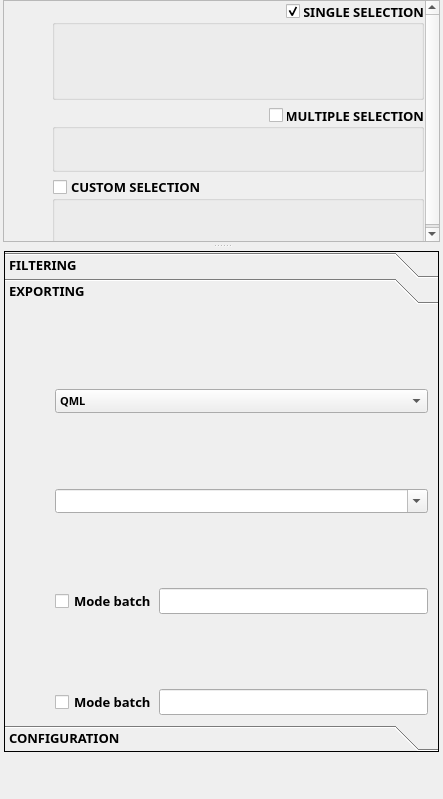
First picture: the form in filter_mate_dockwidget_base.ui, repository sducournau/filter_mate, before the edit.
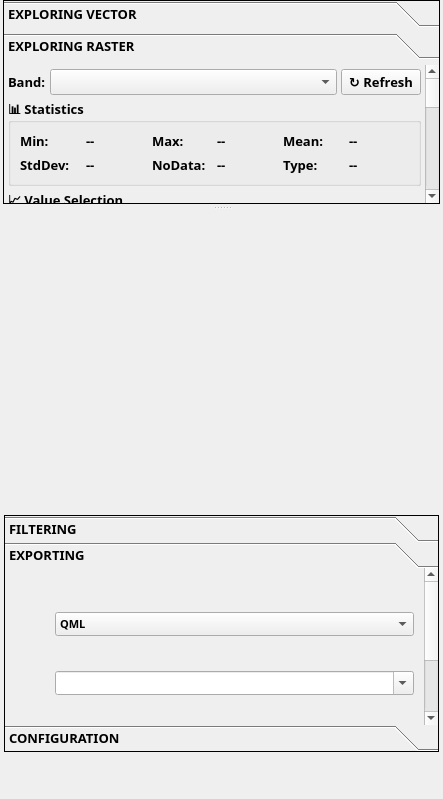
Second picture: the form after the edit. The open tabs and pages were chosen to show the change. Icons and pictures are not drawn. Custom widgets are drawn as their Qt base class.

Commit message:
feat: Add raster filtering support (EPIC-3) and update BMAD v6.0
- Add raster histogram widget and stats task
- Add raster filter service and exporter
- Add vector/raster layer type icons
- Update UI controllers for raster support
- Update BMAD to v6.0.0-alpha.22 with new agents and workflows
- Add Quinn agent and tech-writer improvements
- Restructure PRD workflow to create-prd
- Add QA workflows and editorial review tasks
- Clean up deprecated testarch and workflow-status files
- Update styles and dimension manager

```diff
--- a/filter_mate_dockwidget_base.ui
+++ b/filter_mate_dockwidget_base.ui
@@ -15,8 +15,8 @@
   </property>
   <property name="minimumSize">
    <size>
-    <width>314</width>
-    <height>316</height>
+    <width>356</width>
+    <height>317</height>
    </size>
   </property>
   <property name="baseSize">
@@ -25,9 +25,6 @@
     <height>0</height>
    </size>
   </property>
-  <!-- FIX 2026-01-21: Removed custom palette with transparent colors (alpha=0)
-       that caused display issues in child dialogs like QgsExpressionBuilderDialog.
-       Now inherits QGIS default palette for proper color handling. -->
   <property name="font">
    <font>
     <family>Segoe UI</family>
@@ -50,7 +47,6 @@
   <property name="windowOpacity">
    <double>1.000000000000000</double>
   </property>
-  <!-- FIX 2026-01-21: Removed stylesheet property to prevent inheritance to child dialogs -->
   <property name="floating">
    <bool>true</bool>
   </property>
@@ -172,66 +168,89 @@
            <number>1</number>
           </property>
           <item>
-           <widget class="QScrollArea" name="scrollArea_frame_exploring">
+           <widget class="QToolBox" name="toolBox_exploring">
             <property name="sizePolicy">
-             <sizepolicy hsizetype="Expanding" vsizetype="Expanding">
+             <sizepolicy hsizetype="Preferred" vsizetype="Expanding">
               <horstretch>0</horstretch>
-              <verstretch>2</verstretch>
+              <verstretch>1</verstretch>
              </sizepolicy>
             </property>
-            <property name="cursor" stdset="0">
+            <property name="minimumSize">
+             <size>
+              <width>0</width>
+              <height>200</height>
+             </size>
+            </property>
+            <property name="font">
+             <font>
+              <family>Segoe UI Semibold</family>
+              <pointsize>10</pointsize>
+              <weight>75</weight>
+              <italic>false</italic>
+              <bold>true</bold>
+              <underline>false</underline>
+              <strikeout>false</strikeout>
+              <stylestrategy>PreferAntialias</stylestrategy>
+              <kerning>true</kerning>
+             </font>
+            </property>
+            <property name="cursor">
              <cursorShape>PointingHandCursor</cursorShape>
             </property>
-            <property name="horizontalScrollBarPolicy">
-             <enum>Qt::ScrollBarAlwaysOff</enum>
+            <property name="frameShape">
+             <enum>QFrame::Panel</enum>
             </property>
-            <property name="sizeAdjustPolicy">
-             <enum>QAbstractScrollArea::AdjustToContents</enum>
+            <property name="currentIndex">
+             <number>0</number>
             </property>
-            <property name="widgetResizable">
-             <bool>true</bool>
-            </property>
-            <widget class="QWidget" name="scrollAreaWidgetContents">
+            <widget class="QWidget" name="page_exploring_vector">
              <property name="geometry">
               <rect>
                <x>0</x>
                <y>0</y>
                <width>433</width>
-               <height>247</height>
+               <height>200</height>
               </rect>
              </property>
-             <layout class="QGridLayout" name="gridLayout_main_header">
+             <attribute name="icon">
+              <iconset>
+               <normaloff>:/plugins/filter_mate/icons/vector.png</normaloff>:/plugins/filter_mate/icons/vector.png</iconset>
+             </attribute>
+             <attribute name="label">
+              <string>EXPLORING VECTOR</string>
+             </attribute>
+             <layout class="QVBoxLayout" name="verticalLayout_exploring_vector">
+              <property name="spacing">
+               <number>4</number>
+              </property>
               <property name="leftMargin">
-               <number>1</number>
+               <number>0</number>
               </property>
               <property name="topMargin">
                <number>0</number>
               </property>
               <property name="rightMargin">
-               <number>1</number>
+               <number>0</number>
               </property>
               <property name="bottomMargin">
                <number>0</number>
               </property>
-              <property name="spacing">
-               <number>0</number>
-              </property>
-              <item row="0" column="0">
+              <item>
                <layout class="QGridLayout" name="gridLayout_main_actions">
                 <property name="leftMargin">
-                 <number>0</number>
+                 <number>4</number>
                 </property>
                 <property name="topMargin">
-                 <number>0</number>
+                 <number>4</number>
                 </property>
                 <property name="rightMargin">
-                 <number>0</number>
+                 <number>4</number>
                 </property>
                 <property name="bottomMargin">
-                 <number>0</number>
+                 <number>4</number>
                 </property>
                 <property name="spacing">
-                 <number>2</number>
+                 <number>4</number>
                 </property>
                 <item row="0" column="0">
                  <widget class="QWidget" name="widget_exploring_keys" native="true">
@@ -261,26 +280,29 @@
                   </property>
                   <layout class="QVBoxLayout" name="verticalLayout_exploring_container">
                    <property name="spacing">
-                    <number>1</number>
+                    <number>2</number>
                    </property>
                    <property name="leftMargin">
-                    <number>1</number>
+                    <number>0</number>
                    </property>
                    <property name="topMargin">
-                    <number>1</number>
+                    <number>0</number>
                    </property>
                    <property name="rightMargin">
-                    <number>1</number>
+                    <number>0</number>
                    </property>
                    <property name="bottomMargin">
-                    <number>2</number>
+                    <number>0</number>
                    </property>
                    <item>
                     <layout class="QVBoxLayout" name="verticalLayout_exploring_content">
+                     <property name="spacing">
+                      <number>2</number>
+                     </property>
                      <item alignment="Qt::AlignHCenter">
                       <widget class="QPushButton" name="pushButton_exploring_identify">
                        <property name="sizePolicy">
-                        <sizepolicy hsizetype="Fixed" vsizetype="Preferred">
+                        <sizepolicy hsizetype="Fixed" vsizetype="Fixed">
                          <horstretch>0</horstretch>
                          <verstretch>0</verstretch>
                         </sizepolicy>
@@ -293,14 +315,14 @@
                        </property>
                        <property name="maximumSize">
                         <size>
-                         <width>16777215</width>
-                         <height>25</height>
+                         <width>32</width>
+                         <height>32</height>
                         </size>
                        </property>
                        <property name="baseSize">
                         <size>
-                         <width>0</width>
-                         <height>25</height>
+                         <width>32</width>
+                         <height>32</height>
                         </size>
                        </property>
                        <property name="font">
@@ -352,7 +374,7 @@
                      <item alignment="Qt::AlignHCenter">
                       <widget class="QPushButton" name="pushButton_exploring_zoom">
                        <property name="sizePolicy">
-                        <sizepolicy hsizetype="Fixed" vsizetype="Preferred">
+                        <sizepolicy hsizetype="Fixed" vsizetype="Fixed">
                          <horstretch>0</horstretch>
                          <verstretch>0</verstretch>
                         </sizepolicy>
@@ -365,14 +387,14 @@
                        </property>
                        <property name="maximumSize">
                         <size>
-                         <width>16777215</width>
-                         <height>25</height>
+                         <width>32</width>
+                         <height>32</height>
                         </size>
                        </property>
                        <property name="baseSize">
                         <size>
-                         <width>0</width>
-                         <height>25</height>
+                         <width>32</width>
+                         <height>32</height>
                         </size>
                        </property>
                        <property name="font">
@@ -424,7 +446,7 @@
                      <item alignment="Qt::AlignHCenter">
                       <widget class="QPushButton" name="pushButton_checkable_exploring_selecting">
                        <property name="sizePolicy">
-                        <sizepolicy hsizetype="Fixed" vsizetype="Preferred">
+                        <sizepolicy hsizetype="Fixed" vsizetype="Fixed">
                          <horstretch>0</horstretch>
                          <verstretch>0</verstretch>
                         </sizepolicy>
@@ -437,14 +459,14 @@
                        </property>
                        <property name="maximumSize">
                         <size>
-                         <width>16777215</width>
-                         <height>25</height>
+                         <width>32</width>
+                         <height>32</height>
                         </size>
                        </property>
                        <property name="baseSize">
                         <size>
-                         <width>0</width>
-                         <height>25</height>
+                         <width>32</width>
+                         <height>32</height>
                         </size>
                        </property>
                        <property name="font">
@@ -508,7 +530,7 @@
                      <item alignment="Qt::AlignHCenter">
                       <widget class="QPushButton" name="pushButton_checkable_exploring_tracking">
                        <property name="sizePolicy">
-                        <sizepolicy hsizetype="Fixed" vsizetype="Preferred">
+                        <sizepolicy hsizetype="Fixed" vsizetype="Fixed">
                          <horstretch>0</horstretch>
                          <verstretch>0</verstretch>
                         </sizepolicy>
@@ -521,14 +543,14 @@
                        </property>
                        <property name="maximumSize">
                         <size>
-                         <width>16777215</width>
-                         <height>25</height>
+                         <width>32</width>
+                         <height>32</height>
                         </size>
                        </property>
                        <property name="baseSize">
                         <size>
-                         <width>0</width>
-                         <height>25</height>
+                         <width>32</width>
+                         <height>32</height>
                         </size>
                        </property>
                        <property name="font">
@@ -592,7 +614,7 @@
                      <item alignment="Qt::AlignHCenter">
                       <widget class="QPushButton" name="pushButton_checkable_exploring_linking_widgets">
                        <property name="sizePolicy">
-                        <sizepolicy hsizetype="Fixed" vsizetype="Preferred">
+                        <sizepolicy hsizetype="Fixed" vsizetype="Fixed">
                          <horstretch>0</horstretch>
                          <verstretch>0</verstretch>
                         </sizepolicy>
@@ -605,14 +627,14 @@
                        </property>
                        <property name="maximumSize">
                         <size>
-                         <width>16777215</width>
-                         <height>25</height>
+                         <width>32</width>
+                         <height>32</height>
                         </size>
                        </property>
                        <property name="baseSize">
                         <size>
-                         <width>0</width>
-                         <height>25</height>
+                         <width>32</width>
+                         <height>32</height>
                         </size>
                        </property>
                        <property name="font">
@@ -676,7 +698,7 @@
                      <item alignment="Qt::AlignHCenter">
                       <widget class="QPushButton" name="pushButton_exploring_reset_layer_properties">
                        <property name="sizePolicy">
-                        <sizepolicy hsizetype="Fixed" vsizetype="Preferred">
+                        <sizepolicy hsizetype="Fixed" vsizetype="Fixed">
                          <horstretch>0</horstretch>
                          <verstretch>0</verstretch>
                         </sizepolicy>
@@ -689,14 +711,14 @@
                        </property>
                        <property name="maximumSize">
                         <size>
-                         <width>16777215</width>
-                         <height>25</height>
+                         <width>32</width>
+                         <height>32</height>
                         </size>
                        </property>
                        <property name="baseSize">
                         <size>
-                         <width>0</width>
-                         <height>25</height>
+                         <width>32</width>
+                         <height>32</height>
                         </size>
                        </property>
                        <property name="font">
@@ -779,7 +801,7 @@
                      <string>SINGLE SELECTION</string>
                     </property>
                     <property name="alignment">
-                     <set>Qt::AlignRight|Qt::AlignTrailing|Qt::AlignVCenter</set>
+                     <set>Qt::AlignLeading|Qt::AlignLeft|Qt::AlignVCenter</set>
                     </property>
                     <property name="flat">
                      <bool>true</bool>
@@ -828,17 +850,17 @@
                        </property>
                        <property name="minimumSize">
                         <size>
-                         <width>0</width>
-                         <height>26</height>
+                         <width>180</width>
+                         <height>32</height>
                         </size>
                        </property>
                        <property name="font">
                         <font>
                          <family>Segoe UI</family>
-                         <pointsize>8</pointsize>
-                         <weight>75</weight>
+                         <pointsize>9</pointsize>
+                         <weight>50</weight>
                          <italic>false</italic>
-                         <bold>true</bold>
+                         <bold>false</bold>
                          <underline>false</underline>
                          <strikeout>false</strikeout>
                          <stylestrategy>PreferDefault</stylestrategy>
@@ -856,6 +878,22 @@
                        </property>
                       </widget>
                      </item>
+                     <item>
+                      <spacer name="verticalSpacer">
+                       <property name="orientation">
+                        <enum>Qt::Vertical</enum>
+                       </property>
+                       <property name="sizeType">
+                        <enum>QSizePolicy::Fixed</enum>
+                       </property>
+                       <property name="sizeHint" stdset="0">
+                        <size>
+                         <width>20</width>
+                         <height>6</height>
+                        </size>
+                       </property>
+                      </spacer>
+                     </item>
                      <item>
                       <widget class="QgsFieldExpressionWidget" name="mFieldExpressionWidget_exploring_single_selection">
                        <property name="sizePolicy">
@@ -866,17 +904,17 @@
                        </property>
                        <property name="minimumSize">
                         <size>
-                         <width>0</width>
-                         <height>26</height>
+                         <width>180</width>
+                         <height>32</height>
                         </size>
                        </property>
                        <property name="font">
                         <font>
                          <family>Segoe UI</family>
-                         <pointsize>8</pointsize>
-                         <weight>75</weight>
+                         <pointsize>9</pointsize>
+                         <weight>50</weight>
                          <italic>false</italic>
-                         <bold>true</bold>
+                         <bold>false</bold>
                          <underline>false</underline>
                          <strikeout>false</strikeout>
                          <stylestrategy>PreferDefault</stylestrategy>
@@ -941,7 +979,7 @@
                      <string>MULTIPLE SELECTION</string>
                     </property>
                     <property name="alignment">
-                     <set>Qt::AlignRight|Qt::AlignTrailing|Qt::AlignVCenter</set>
+                     <set>Qt::AlignLeading|Qt::AlignLeft|Qt::AlignVCenter</set>
                     </property>
                     <property name="flat">
                      <bool>true</bool>
@@ -999,6 +1037,22 @@
                        </property>
                       </layout>
                      </item>
+                     <item>
+                      <spacer name="verticalSpacer_2">
+                       <property name="orientation">
+                        <enum>Qt::Vertical</enum>
+                       </property>
+                       <property name="sizeType">
+                        <enum>QSizePolicy::Fixed</enum>
+                       </property>
+                       <property name="sizeHint" stdset="0">
+                        <size>
+                         <width>20</width>
+                         <height>6</height>
+                        </size>
+                       </property>
+                      </spacer>
+                     </item>
                      <item>
                       <widget class="QgsFieldExpressionWidget" name="mFieldExpressionWidget_exploring_multiple_selection">
                        <property name="enabled">
@@ -1012,17 +1066,17 @@
                        </property>
                        <property name="minimumSize">
                         <size>
-                         <width>0</width>
-                         <height>24</height>
+                         <width>180</width>
+                         <height>32</height>
                         </size>
                        </property>
                        <property name="font">
                         <font>
                          <family>Segoe UI</family>
-                         <pointsize>10</pointsize>
-                         <weight>75</weight>
+                         <pointsize>9</pointsize>
+                         <weight>50</weight>
                          <italic>false</italic>
-                         <bold>true</bold>
+                         <bold>false</bold>
                          <underline>false</underline>
                          <strikeout>false</strikeout>
                          <stylestrategy>PreferAntialias</stylestrategy>
@@ -1030,7 +1084,7 @@
                         </font>
                        </property>
                        <property name="cursor">
-                        <cursorShape>PointingHandCursor</cursorShape>
+                        <cursorShape>IBeamCursor</cursorShape>
                        </property>
                       </widget>
                      </item>
@@ -1086,6 +1140,12 @@
                     <property name="title">
                      <string>CUSTOM SELECTION</string>
                     </property>
+                    <property name="alignment">
+                     <set>Qt::AlignLeading|Qt::AlignLeft|Qt::AlignVCenter</set>
+                    </property>
+                    <property name="flat">
+                     <bool>true</bool>
+                    </property>
                     <property name="checkable">
                      <bool>true</bool>
                     </property>
@@ -1132,17 +1192,17 @@
                          </property>
                          <property name="minimumSize">
                           <size>
-                           <width>0</width>
-                           <height>24</height>
+                           <width>180</width>
+                           <height>32</height>
                           </size>
                          </property>
                          <property name="font">
                           <font>
                            <family>Segoe UI</family>
-                           <pointsize>8</pointsize>
-                           <weight>75</weight>
+                           <pointsize>9</pointsize>
+                           <weight>50</weight>
                            <italic>false</italic>
-                           <bold>true</bold>
+                           <bold>false</bold>
                            <underline>false</underline>
                            <strikeout>false</strikeout>
                            <stylestrategy>PreferDefault</stylestrategy>
@@ -1181,6 +1241,376 @@
               </item>
              </layout>
             </widget>
+            <widget class="QWidget" name="page_exploring_raster">
+             <property name="geometry">
+              <rect>
+               <x>0</x>
+               <y>0</y>
+               <width>420</width>
+               <height>500</height>
+              </rect>
+             </property>
+             <attribute name="icon">
+              <iconset>
+               <normaloff>:/plugins/filter_mate/icons/raster.png</normaloff>:/plugins/filter_mate/icons/raster.png</iconset>
+             </attribute>
+             <attribute name="label">
+              <string>EXPLORING RASTER</string>
+             </attribute>
+             <layout class="QVBoxLayout" name="verticalLayout_exploring_raster">
+              <property name="spacing">
+               <number>4</number>
+              </property>
+              <property name="leftMargin">
+               <number>4</number>
+              </property>
+              <property name="topMargin">
+               <number>4</number>
+              </property>
+              <property name="rightMargin">
+               <number>4</number>
+              </property>
+              <property name="bottomMargin">
+               <number>4</number>
+              </property>
+              <item>
+               <layout class="QHBoxLayout" name="horizontalLayout_band">
+                <item>
+                 <widget class="QLabel" name="label_band">
+                  <property name="text">
+                   <string>Band:</string>
+                  </property>
+                 </widget>
+                </item>
+                <item>
+                 <widget class="QComboBox" name="comboBox_band">
+                  <property name="sizePolicy">
+                   <sizepolicy hsizetype="Expanding" vsizetype="Fixed">
+                    <horstretch>0</horstretch>
+                    <verstretch>0</verstretch>
+                   </sizepolicy>
+                  </property>
+                 </widget>
+                </item>
+                <item>
+                 <widget class="QPushButton" name="pushButton_refresh_stats">
+                  <property name="text">
+                   <string>↻ Refresh</string>
+                  </property>
+                 </widget>
+                </item>
+               </layout>
+              </item>
+              <item>
+               <widget class="QGroupBox" name="groupBox_statistics">
+                <property name="title">
+                 <string>📊 Statistics</string>
+                </property>
+                <layout class="QGridLayout" name="gridLayout_stats">
+                 <item row="0" column="0">
+                  <widget class="QLabel" name="label_stat_min_title">
+                   <property name="text">
+                    <string>Min:</string>
+                   </property>
+                  </widget>
+                 </item>
+                 <item row="0" column="1">
+                  <widget class="QLabel" name="label_stat_min">
+                   <property name="text">
+                    <string>--</string>
+                   </property>
+                  </widget>
+                 </item>
+                 <item row="0" column="2">
+                  <widget class="QLabel" name="label_stat_max_title">
+                   <property name="text">
+                    <string>Max:</string>
+                   </property>
+                  </widget>
+                 </item>
+                 <item row="0" column="3">
+                  <widget class="QLabel" name="label_stat_max">
+                   <property name="text">
+                    <string>--</string>
+                   </property>
+                  </widget>
+                 </item>
+                 <item row="0" column="4">
+                  <widget class="QLabel" name="label_stat_mean_title">
+                   <property name="text">
+                    <string>Mean:</string>
+                   </property>
+                  </widget>
+                 </item>
+                 <item row="0" column="5">
+                  <widget class="QLabel" name="label_stat_mean">
+                   <property name="text">
+                    <string>--</string>
+                   </property>
+                  </widget>
+                 </item>
+                 <item row="1" column="0">
+                  <widget class="QLabel" name="label_stat_stddev_title">
+                   <property name="text">
+                    <string>StdDev:</string>
+                   </property>
+                  </widget>
+                 </item>
+                 <item row="1" column="1">
+                  <widget class="QLabel" name="label_stat_stddev">
+                   <property name="text">
+                    <string>--</string>
+                   </property>
+                  </widget>
+                 </item>
+                 <item row="1" column="2">
+                  <widget class="QLabel" name="label_stat_nodata_title">
+                   <property name="text">
+                    <string>NoData:</string>
+                   </property>
+                  </widget>
+                 </item>
+                 <item row="1" column="3">
+                  <widget class="QLabel" name="label_stat_nodata">
+                   <property name="text">
+                    <string>--</string>
+                   </property>
+                  </widget>
+                 </item>
+                 <item row="1" column="4">
+                  <widget class="QLabel" name="label_stat_dtype_title">
+                   <property name="text">
+                    <string>Type:</string>
+                   </property>
+                  </widget>
+                 </item>
+                 <item row="1" column="5">
+                  <widget class="QLabel" name="label_stat_dtype">
+                   <property name="text">
+                    <string>--</string>
+                   </property>
+                  </widget>
+                 </item>
+                </layout>
+               </widget>
+              </item>
+              <item>
+               <widget class="QGroupBox" name="groupBox_value_selection">
+                <property name="title">
+                 <string>📈 Value Selection</string>
+                </property>
+                <layout class="QVBoxLayout" name="verticalLayout_value_sel">
+                 <item>
+                  <widget class="QWidget" name="widget_histogram_placeholder" native="true">
+                   <property name="minimumSize">
+                    <size>
+                     <width>0</width>
+                     <height>80</height>
+                    </size>
+                   </property>
+                  </widget>
+                 </item>
+                 <item>
+                  <layout class="QHBoxLayout" name="horizontalLayout_range">
+                   <item>
+                    <widget class="QLabel" name="label_range_min">
+                     <property name="text">
+                      <string>Min:</string>
+                     </property>
+                    </widget>
+                   </item>
+                   <item>
+                    <widget class="QDoubleSpinBox" name="doubleSpinBox_min">
+                     <property name="sizePolicy">
+                      <sizepolicy hsizetype="Expanding" vsizetype="Fixed">
+                       <horstretch>0</horstretch>
+                       <verstretch>0</verstretch>
+                      </sizepolicy>
+                     </property>
+                     <property name="decimals">
+                      <number>2</number>
+                     </property>
+                     <property name="minimum">
+                      <double>-999999.000000000000000</double>
+                     </property>
+                     <property name="maximum">
+                      <double>999999.000000000000000</double>
+                     </property>
+                    </widget>
+                   </item>
+                   <item>
+                    <widget class="QLabel" name="label_range_to">
+                     <property name="text">
+                      <string>◄───►</string>
+                     </property>
+                    </widget>
+                   </item>
+                   <item>
+                    <widget class="QLabel" name="label_range_max">
+                     <property name="text">
+                      <string>Max:</string>
+                     </property>
+                    </widget>
+                   </item>
+                   <item>
+                    <widget class="QDoubleSpinBox" name="doubleSpinBox_max">
+                     <property name="sizePolicy">
+                      <sizepolicy hsizetype="Expanding" vsizetype="Fixed">
+                       <horstretch>0</horstretch>
+                       <verstretch>0</verstretch>
+                      </sizepolicy>
+                     </property>
+                     <property name="decimals">
+                      <number>2</number>
+                     </property>
+                     <property name="minimum">
+                      <double>-999999.000000000000000</double>
+                     </property>
+                     <property name="maximum">
+                      <double>999999.000000000000000</double>
+                     </property>
+                    </widget>
+                   </item>
+                  </layout>
+                 </item>
+                 <item>
+                  <layout class="QHBoxLayout" name="horizontalLayout_predicate">
+                   <item>
+                    <widget class="QLabel" name="label_predicate">
+                     <property name="text">
+                      <string>Predicate:</string>
+                     </property>
+                    </widget>
+                   </item>
+                   <item>
+                    <widget class="QComboBox" name="comboBox_predicate">
+                     <property name="sizePolicy">
+                      <sizepolicy hsizetype="Expanding" vsizetype="Fixed">
+                       <horstretch>0</horstretch>
+                       <verstretch>0</verstretch>
+                      </sizepolicy>
+                     </property>
+                     <item>
+                      <property name="text">
+                       <string>Within Range (min ≤ val ≤ max)</string>
+                      </property>
+                     </item>
+                     <item>
+                      <property name="text">
+                       <string>Outside Range (val &lt; min OR val &gt; max)</string>
+                      </property>
+                     </item>
+                     <item>
+                      <property name="text">
+                       <string>Above Value (val ≥ min)</string>
+                      </property>
+                     </item>
+                     <item>
+                      <property name="text">
+                       <string>Below Value (val ≤ max)</string>
+                      </property>
+                     </item>
+                     <item>
+                      <property name="text">
+                       <string>Is NoData</string>
+                      </property>
+                     </item>
+                    </widget>
+                   </item>
+                  </layout>
+                 </item>
+                 <item>
+                  <layout class="QHBoxLayout" name="horizontalLayout_picker">
+                   <item>
+                    <widget class="QLabel" name="label_pixels">
+                     <property name="text">
+                      <string>Pixels: -- / --</string>
+                     </property>
+                    </widget>
+                   </item>
+                   <item>
+                    <spacer name="horizontalSpacer_picker">
+                     <property name="orientation">
+                      <enum>Qt::Horizontal</enum>
+                     </property>
+                     <property name="sizeHint" stdset="0">
+                      <size>
+                       <width>40</width>
+                       <height>20</height>
+                      </size>
+                     </property>
+                    </spacer>
+                   </item>
+                   <item>
+                    <widget class="QPushButton" name="pushButton_pixel_picker">
+                     <property name="text">
+                      <string>🔬 Pick from Map</string>
+                     </property>
+                     <property name="checkable">
+                      <bool>true</bool>
+                     </property>
+                    </widget>
+                   </item>
+                  </layout>
+                 </item>
+                </layout>
+               </widget>
+              </item>
+              <item>
+               <widget class="QGroupBox" name="groupBox_mask_clip">
+                <property name="title">
+                 <string>🎭 Mask &amp; Clip Operations</string>
+                </property>
+                <property name="checkable">
+                 <bool>true</bool>
+                </property>
+                <property name="checked">
+                 <bool>false</bool>
+                </property>
+                <layout class="QVBoxLayout" name="verticalLayout_mask_clip">
+                 <item>
+                  <widget class="QLabel" name="label_mask_info">
+                   <property name="text">
+                    <string>Clip/Mask raster with vector geometries</string>
+                   </property>
+                  </widget>
+                 </item>
+                </layout>
+               </widget>
+              </item>
+              <item>
+               <widget class="QGroupBox" name="groupBox_memory_clips">
+                <property name="title">
+                 <string>💾 Memory Clips (0)</string>
+                </property>
+                <property name="checkable">
+                 <bool>true</bool>
+                </property>
+                <property name="checked">
+                 <bool>false</bool>
+                </property>
+                <layout class="QVBoxLayout" name="verticalLayout_memory_clips">
+                 <item>
+                  <widget class="QListWidget" name="listWidget_memory_clips"/>
+                 </item>
+                </layout>
+               </widget>
+              </item>
+              <item>
+               <spacer name="verticalSpacer_raster">
+                <property name="orientation">
+                 <enum>Qt::Vertical</enum>
+                </property>
+                <property name="sizeHint" stdset="0">
+                 <size>
+                  <width>20</width>
+                  <height>10</height>
+                 </size>
+                </property>
+               </spacer>
+              </item>
+             </layout>
+            </widget>
            </widget>
           </item>
          </layout>
@@ -1247,6 +1677,25 @@
           </property>
           <item>
            <layout class="QVBoxLayout" name="verticalLayout_filtering_container">
+            <item>
+             <widget class="QWidget" name="widget_toolset_placeholder" native="true">
+              <property name="sizePolicy">
+               <sizepolicy hsizetype="Preferred" vsizetype="Expanding">
+                <horstretch>0</horstretch>
+                <verstretch>1</verstretch>
+               </sizepolicy>
+              </property>
+              <property name="minimumSize">
+               <size>
+                <width>0</width>
+                <height>300</height>
+               </size>
+              </property>
+              <property name="visible">
+               <bool>false</bool>
+              </property>
+             </widget>
+            </item>
             <item>
              <widget class="QToolBox" name="toolBox_tabTools">
               <property name="sizePolicy">
@@ -1304,7 +1753,7 @@
                  <x>0</x>
                  <y>0</y>
                  <width>429</width>
-                 <height>380</height>
+                 <height>359</height>
                 </rect>
                </property>
                <attribute name="icon">
@@ -1321,21 +1770,21 @@
                    <number>4</number>
                   </property>
                   <property name="leftMargin">
-                   <number>2</number>
+                   <number>4</number>
                   </property>
                   <property name="topMargin">
-                   <number>2</number>
+                   <number>4</number>
                   </property>
                   <property name="rightMargin">
-                   <number>2</number>
+                   <number>4</number>
                   </property>
                   <property name="bottomMargin">
-                   <number>2</number>
+                   <number>4</number>
                   </property>
                   <item>
                    <widget class="QWidget" name="widget_filtering_keys" native="true">
                     <property name="sizePolicy">
-                     <sizepolicy hsizetype="Preferred" vsizetype="Expanding">
+                     <sizepolicy hsizetype="Fixed" vsizetype="Preferred">
                       <horstretch>0</horstretch>
                       <verstretch>0</verstretch>
                      </sizepolicy>
@@ -1343,7 +1792,7 @@
                     <property name="minimumSize">
                      <size>
                       <width>38</width>
-                      <height>0</height>
+                      <height>60</height>
                      </size>
                     </property>
                     <property name="maximumSize">
@@ -1360,19 +1809,19 @@
                     </property>
                     <layout class="QVBoxLayout" name="verticalLayout_filtering_keys_container">
                      <property name="spacing">
-                      <number>0</number>
+                      <number>2</number>
                      </property>
                      <property name="leftMargin">
-                      <number>4</number>
+                      <number>0</number>
                      </property>
                      <property name="topMargin">
-                      <number>4</number>
+                      <number>0</number>
                      </property>
                      <property name="rightMargin">
-                      <number>4</number>
+                      <number>0</number>
                      </property>
                      <property name="bottomMargin">
-                      <number>4</number>
+                      <number>0</number>
                      </property>
                      <item>
                       <layout class="QVBoxLayout" name="verticalLayout_filtering_keys" stretch="0,0,0,0,0,0,0,0,0,0,0,0">
@@ -2593,7 +3042,7 @@
                  <x>0</x>
                  <y>0</y>
                  <width>429</width>
-                 <height>380</height>
+                 <height>359</height>
                 </rect>
                </property>
                <attribute name="icon">
@@ -2652,17 +3101,33 @@
                       <number>1</number>
                      </property>
                      <property name="leftMargin">
-                      <number>1</number>
+                      <number>0</number>
                      </property>
                      <property name="topMargin">
-                      <number>1</number>
+                      <number>0</number>
                      </property>
                      <property name="rightMargin">
-                      <number>1</number>
+                      <number>0</number>
                      </property>
                      <property name="bottomMargin">
-                      <number>1</number>
+                      <number>0</number>
                      </property>
+                     <item>
+                      <spacer name="verticalSpacer_exporting_keys_top">
+                       <property name="orientation">
+                        <enum>Qt::Vertical</enum>
+                       </property>
+                       <property name="sizeType">
+                        <enum>QSizePolicy::Fixed</enum>
+                       </property>
+                       <property name="sizeHint" stdset="0">
+                        <size>
+                         <width>20</width>
+                         <height>40</height>
+                        </size>
+                       </property>
+                      </spacer>
+                     </item>
                      <item>
                       <layout class="QVBoxLayout" name="verticalLayout_exporting_keys" stretch="0,0,0,0,0,0,0,0,0,0,0">
                        <item alignment="Qt::AlignHCenter">
@@ -3455,7 +3920,7 @@
                  <x>0</x>
                  <y>0</y>
                  <width>429</width>
-                 <height>380</height>
+                 <height>359</height>
                 </rect>
                </property>
                <attribute name="icon">
```
The commit also changes 301 other files.
